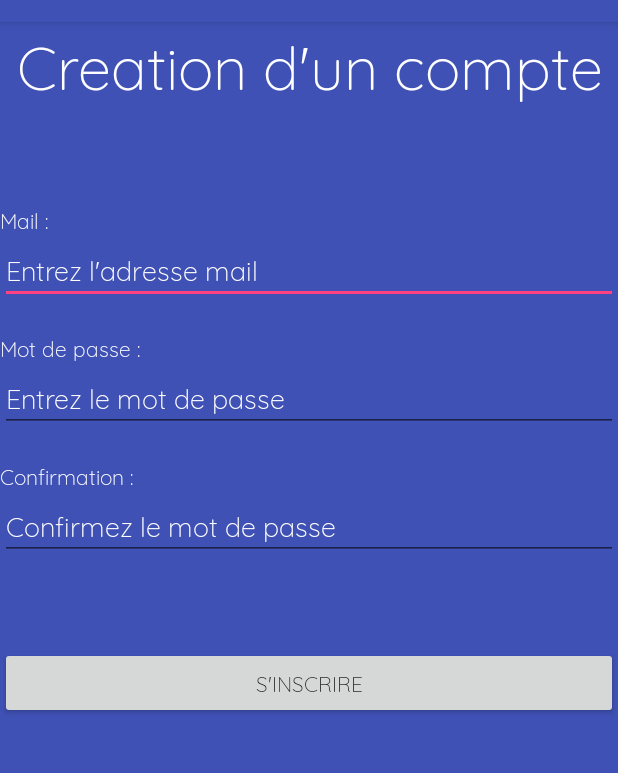
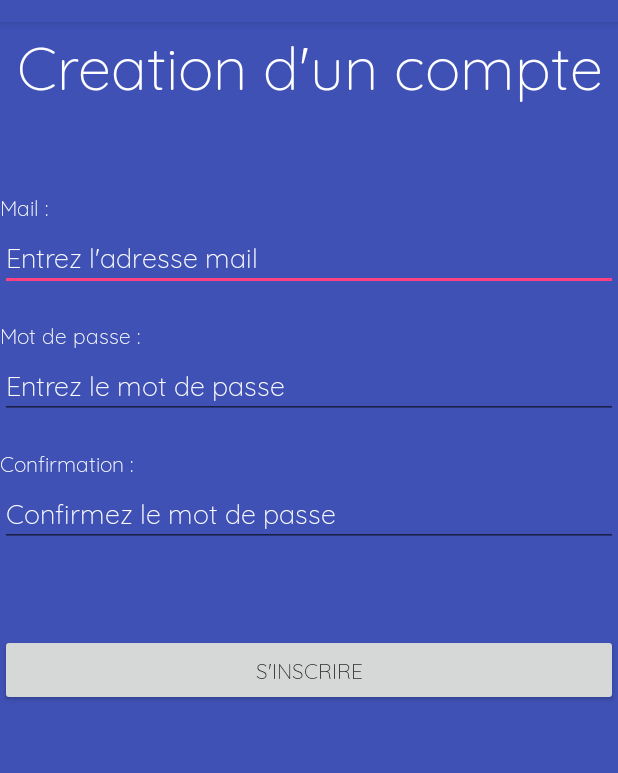
Before and after one commit to jiweber/LSINF1225-2018-GROUPE14-MiniPoll, an Android app: the Inscription screen opened directly, with no data from a screen before it, on a phone screen of 412 x 824 dp, the part 62-835 px from its top. Run offline under Robolectric (Android 15) with nearby library versions, the light colour scheme and no system bars.

Commit message:
Mini correction visuelle
06/05/18 - 18:58

```diff
--- a/app/src/main/res/layout/activity_inscription.xml
+++ b/app/src/main/res/layout/activity_inscription.xml
@@ -19,12 +19,12 @@
             <TextView
                 android:id="@+id/creation"
                 android:layout_width="match_parent"
-                android:layout_height="64dp"
+                android:layout_height="wrap_content"
                 android:text="@string/creation_d_un_compte"
-                android:textSize="40sp"
                 android:textAlignment="center"
                 android:textAppearance="@style/TextAppearance.AppCompat.Large"
                 android:textColor="@color/colorWhite"
+                android:textSize="40sp"
                 tools:layout_editor_absoluteX="146dp"
                 tools:layout_editor_absoluteY="16dp" />
 
```
